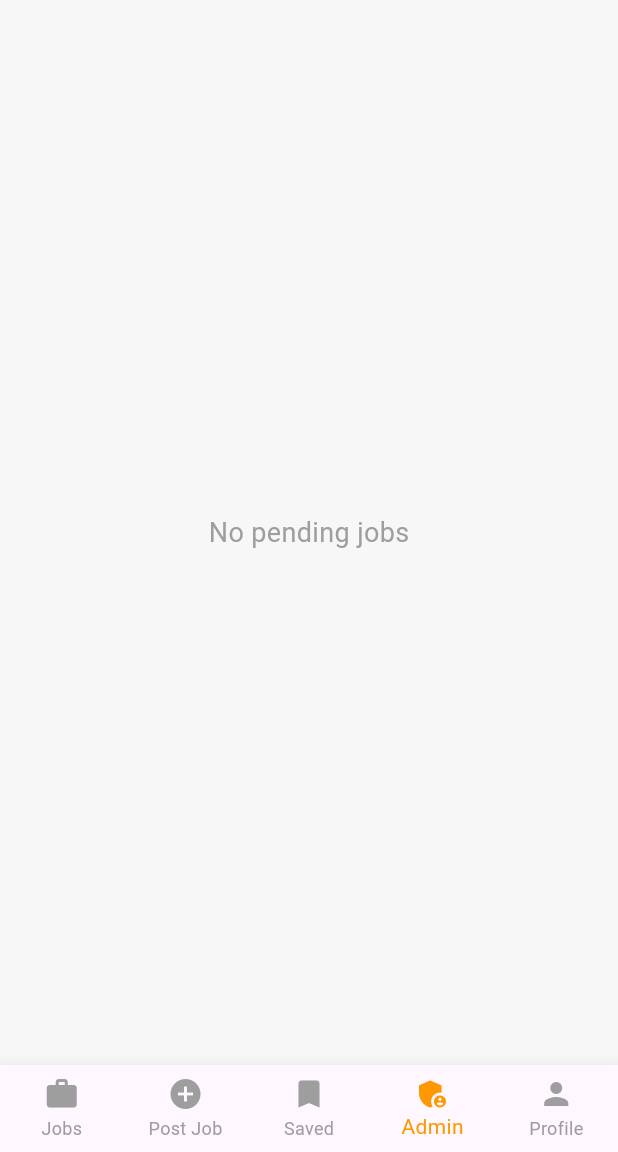
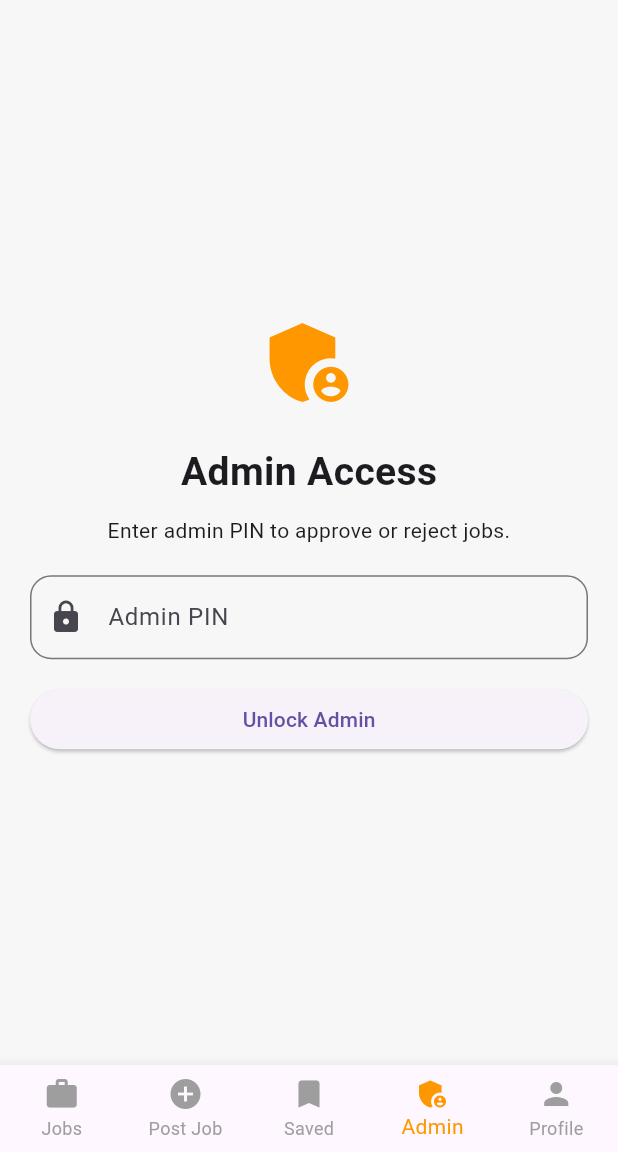
Before and after one commit to optimaltransportptyltd-bot/truckjobs_au, a Flutter app: the screen it shows after launch, item 4 of the bottom bar chosen, on a phone screen of 412 x 824 dp, the part 84-1236 px from its top. Run offline on Flutter 3.47's test engine with Material 3 defaults, Android fonts, the phone set to English and light mode, and no system bars; our stand-ins replace cloud_firestore, firebase_core; accounts and stored records are empty.

Commit message:
Add admin PIN lock

```diff
--- a/lib/main.dart
+++ b/lib/main.dart
@@ -126,7 +126,7 @@ class _MainScreenState extends State<MainScreen> {
       JobsPage(jobs: jobs, onSaveJob: saveJob),
       PostJobPage(onJobSubmit: addJob),
       SavedJobsPage(savedJobs: savedJobs, onRemoveJob: removeSavedJob),
-      const AdminPage(),
+      const AdminPinPage(),
       const ProfilePage(),
     ];
 
@@ -881,6 +881,81 @@ class SavedJobsPage extends StatelessWidget {
     );
   }
 }
+class AdminPinPage extends StatefulWidget {
+  const AdminPinPage({super.key});
+
+  @override
+  State<AdminPinPage> createState() => _AdminPinPageState();
+}
+
+class _AdminPinPageState extends State<AdminPinPage> {
+  final pinController = TextEditingController();
+  bool isUnlocked = false;
+
+  void checkPin() {
+    if (pinController.text.trim() == '2329') {
+      setState(() {
+        isUnlocked = true;
+      });
+    } else {
+      ScaffoldMessenger.of(context).showSnackBar(
+        const SnackBar(content: Text('Wrong admin PIN')),
+      );
+    }
+  }
+
+  @override
+  Widget build(BuildContext context) {
+    if (isUnlocked) {
+      return const AdminPage();
+    }
+
+    return Padding(
+      padding: const EdgeInsets.all(20),
+      child: Column(
+        mainAxisAlignment: MainAxisAlignment.center,
+        children: [
+          const Icon(
+            Icons.admin_panel_settings,
+            size: 70,
+            color: Colors.orange,
+          ),
+          const SizedBox(height: 20),
+          const Text(
+            'Admin Access',
+            style: TextStyle(fontSize: 26, fontWeight: FontWeight.bold),
+          ),
+          const SizedBox(height: 10),
+          const Text(
+            'Enter admin PIN to approve or reject jobs.',
+            textAlign: TextAlign.center,
+          ),
+          const SizedBox(height: 20),
+          TextField(
+            controller: pinController,
+            obscureText: true,
+            keyboardType: TextInputType.number,
+            decoration: InputDecoration(
+              labelText: 'Admin PIN',
+              prefixIcon: const Icon(Icons.lock),
+              border: OutlineInputBorder(
+                borderRadius: BorderRadius.circular(14),
+              ),
+            ),
+          ),
+          const SizedBox(height: 16),
+          SizedBox(
+            width: double.infinity,
+            child: ElevatedButton(
+              onPressed: checkPin,
+              child: const Text('Unlock Admin'),
+            ),
+          ),
+        ],
+      ),
+    );
+  }
+}
 
 class AdminPage extends StatelessWidget {
   const AdminPage({super.key});
```
